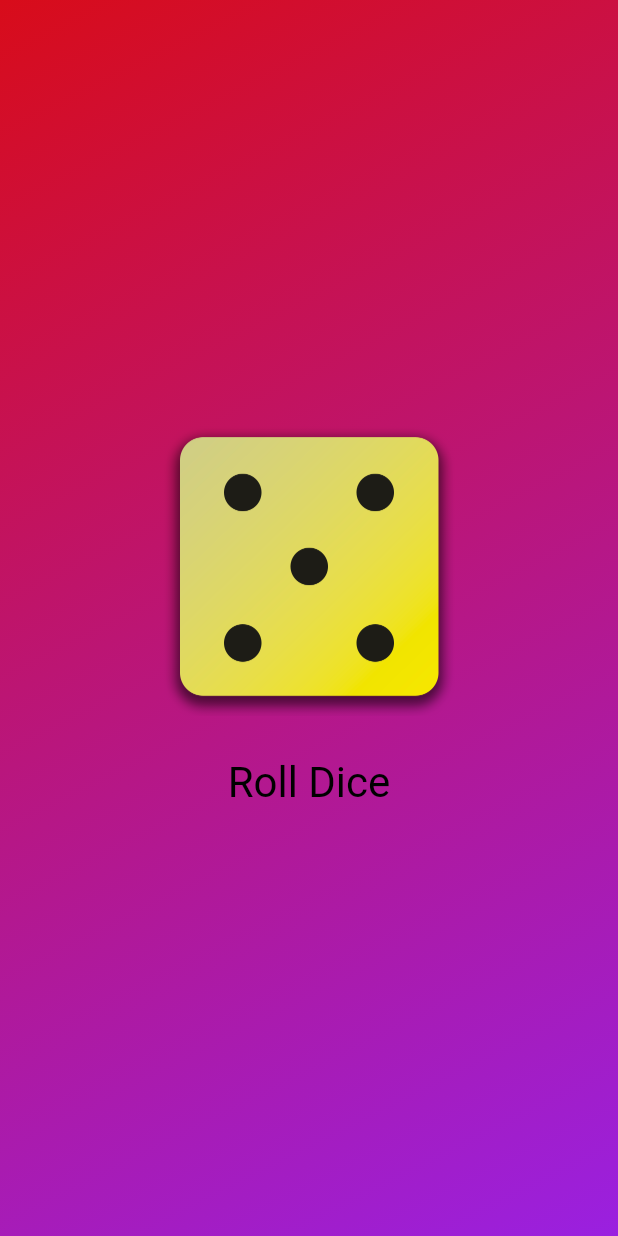
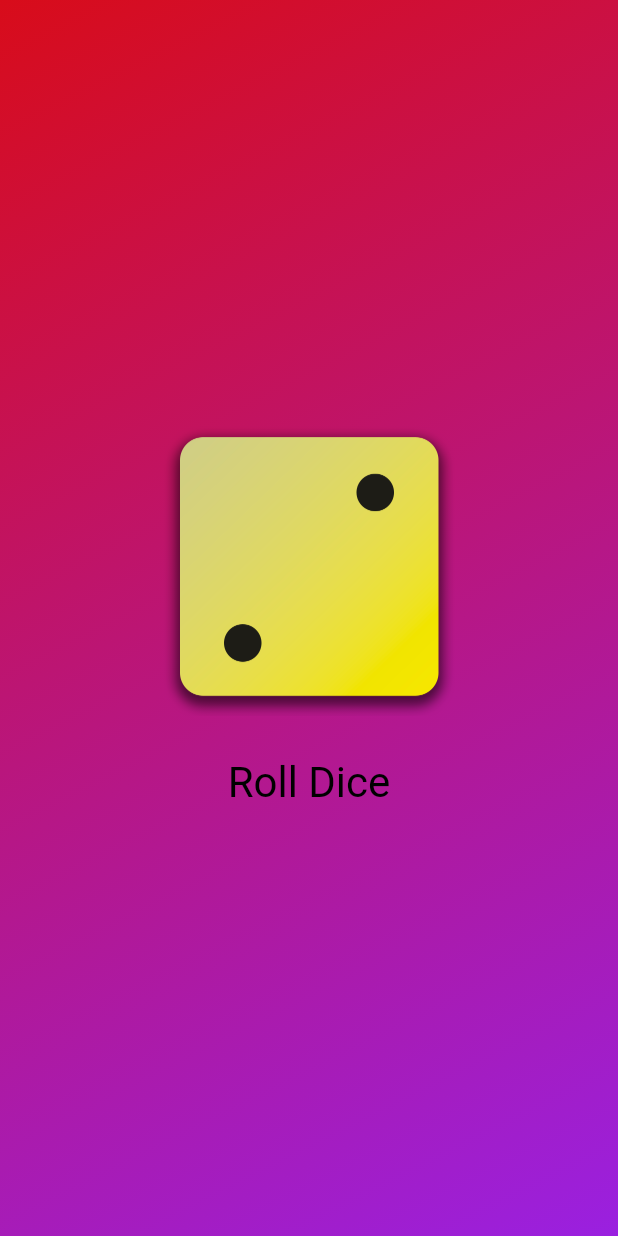
Before and after one commit to kalims-sahebi/DiceRollerProject, a Flutter app: the screen it shows after launch, on a phone screen of 412 x 824 dp. Run offline on Flutter 3.47's test engine with Material 3 defaults, Android fonts, the phone set to English and light mode, and no system bars.

Commit message:
Dice Roller Project done suceessfuly!

```diff
--- /dev/null
+++ b/lib/dice_roller.dart
@@ -0,0 +1,47 @@
+import 'package:flutter/material.dart';
+import 'dart:math';
+
+final randmaizer = Random();
+
+class DiceRoller extends StatefulWidget {
+  const DiceRoller({super.key});
+  @override
+  State<DiceRoller> createState() {
+    return _DiceRollerState();
+  }
+}
+
+class _DiceRollerState extends State<DiceRoller> {
+  var currentImage = 2;
+  void rollDice() {
+    setState(() {
+      currentImage = randmaizer.nextInt(6) + 1;
+    });
+  }
+
+  @override
+  @override
+  Widget build(contect) {
+    return Column(
+      //mainAxisAlignment: MainAxisAlignment.center,
+      mainAxisSize: MainAxisSize.min,
+      children: [
+        Image.asset(
+          'assets/images/dice-$currentImage.png',
+          width: 200,
+        ),
+        const SizedBox(
+          height: 20,
+        ),
+        TextButton(
+          style: TextButton.styleFrom(
+            foregroundColor: Colors.black,
+            textStyle: const TextStyle(fontSize: 28),
+          ),
+          onPressed: rollDice,
+          child: const Text('Roll Dice'),
+        ),
+      ],
+    );
+  }
+}
--- a/lib/gradient_container.dart
+++ b/lib/gradient_container.dart
@@ -1,20 +1,16 @@
 import 'package:flutter/material.dart';
+import 'package:first_project/dice_roller.dart';
 
 // ignore: must_be_immutable
 class GradientContainer extends StatelessWidget {
   //const GradientContainer({key}) : super(key: key);
-  GradientContainer(this.color1, this.color2, {super.key});
-  GradientContainer.purplered({super.key})
+  const GradientContainer(this.color1, this.color2, {super.key});
+  const GradientContainer.purplered({super.key})
       : color1 = const Color.fromARGB(255, 216, 12, 26),
         color2 = const Color.fromARGB(255, 154, 32, 224);
 
   final Color color1;
   final Color color2;
-  var activeDice = 'assets/images/dice-5.png';
-  void rollDice() {
-    activeDice = 'assets/images/dice-3.png';
-    //print('Changing ...');
-  }
 
   @override
   Widget build(context) {
@@ -26,28 +22,8 @@ class GradientContainer extends StatelessWidget {
           end: Alignment.bottomRight,
         ),
       ),
-      child: Center(
-        child: Column(
-          //mainAxisAlignment: MainAxisAlignment.center,
-          mainAxisSize: MainAxisSize.min,
-          children: [
-            Image.asset(
-              activeDice,
-              width: 200,
-            ),
-            const SizedBox(
-              height: 20,
-            ),
-            TextButton(
-              style: TextButton.styleFrom(
-                foregroundColor: Colors.black,
-                textStyle: const TextStyle(fontSize: 28),
-              ),
-              onPressed: rollDice,
-              child: const Text('Roll Dice'),
-            ),
-          ],
-        ),
+      child: const Center(
+        child: DiceRoller(),
       ),
     );
   }
--- a/lib/main.dart
+++ b/lib/main.dart
@@ -4,11 +4,11 @@ import 'package:first_project/gradient_container.dart';
 
 void main() {
   runApp(
-    MaterialApp(
+    const MaterialApp(
       home: Scaffold(
         body: GradientContainer(
-          const Color.fromARGB(255, 216, 12, 26),
-          const Color.fromARGB(255, 154, 32, 224),
+          Color.fromARGB(255, 216, 12, 26),
+          Color.fromARGB(255, 154, 32, 224),
         ),
       ),
     ),
```
